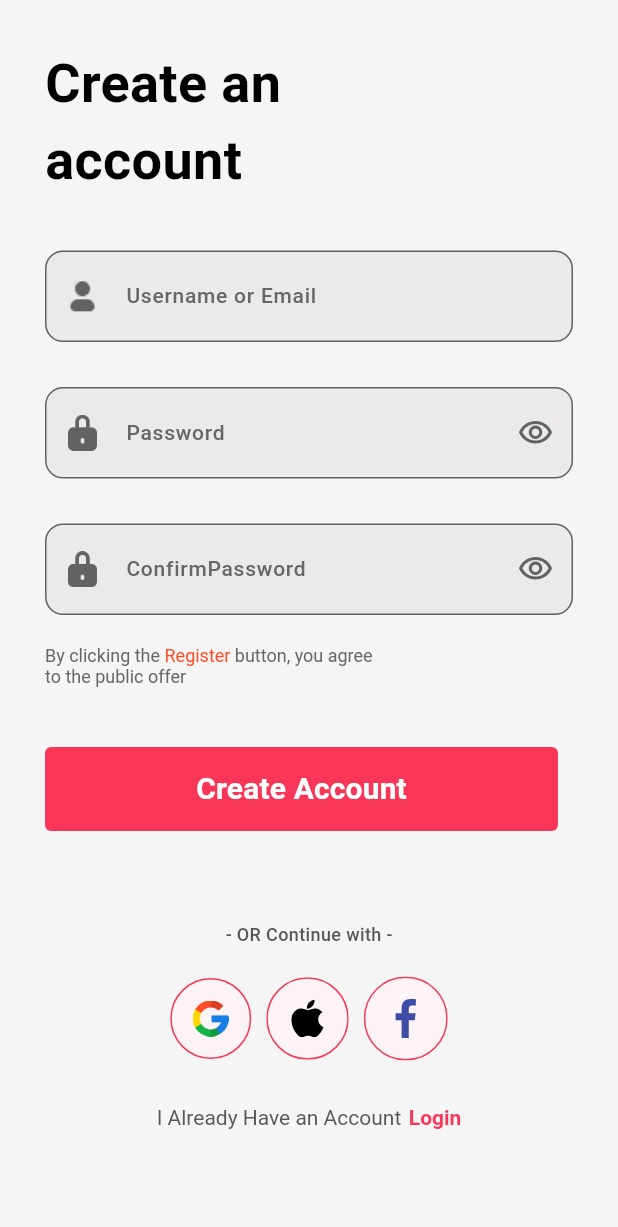
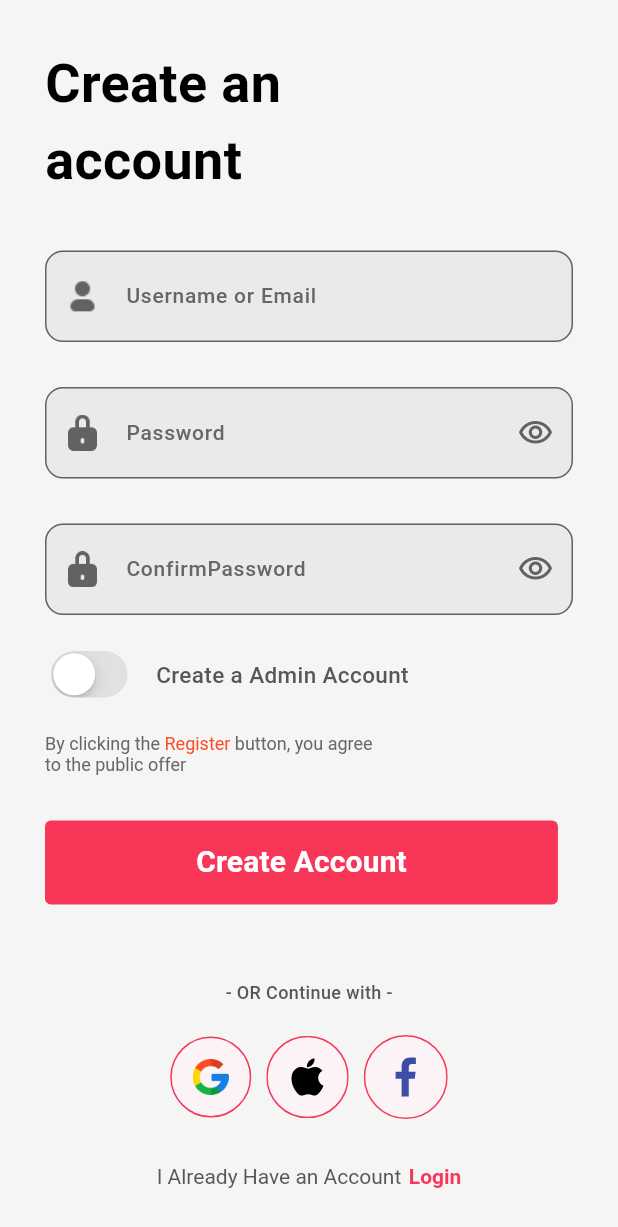
Before and after one commit to Khuza1ma/Glam-Cart, a Flutter app: the SignupScreen screen opened by its route, on a phone screen of 412 x 824 dp. Shown: the top 1227 px of the screen. Run offline on Flutter 3.47's test engine with Material 3 defaults, Android fonts, the light colour scheme and no system bars; drawn by our look-alikes of flutter_form_builder; our stand-ins replace cloud_firestore, firebase_auth, firebase_core, flutter_svg, get; accounts and stored records are empty; Roboto replaces fonts that are missing (Montserrat).

Commit message:
Added signIn for admin & user logic and stored data in firestore

```diff
--- a/lib/features/presentation/screens/signup/controllers/signup_controller.dart
+++ b/lib/features/presentation/screens/signup/controllers/signup_controller.dart
@@ -8,6 +8,7 @@ class SignupController extends GetxController {
   RxBool isLoading = false.obs;
   RxBool isPasswordVisible = true.obs;
   RxBool isConfirmPasswordVisible = true.obs;
+  RxBool isAdminAccount = false.obs;
   final GlobalKey<FormBuilderState> formKey = GlobalKey<FormBuilderState>();
   TextEditingController passwordController = TextEditingController();
   TextEditingController confirmPasswordController = TextEditingController();
@@ -25,6 +26,7 @@ class SignupController extends GetxController {
         await AuthRepository(firebaseAuth: _auth).signUp(
           email: email,
           password: password,
+          isAdmin: isAdminAccount.value,
         );
         isLoading.value = false;
       }
--- a/lib/features/presentation/screens/signup/views/signup_screen.dart
+++ b/lib/features/presentation/screens/signup/views/signup_screen.dart
@@ -1,3 +1,4 @@
+import 'package:flutter/cupertino.dart';
 import 'package:flutter/material.dart';
 import 'package:flutter_form_builder/flutter_form_builder.dart';
 import 'package:flutter_svg/flutter_svg.dart';
@@ -132,6 +133,29 @@ class SignupScreen extends GetView<SignupController> {
                       },
                     ),
                     20.verticalSpace,
+                    Row(
+                      children: [
+                        CupertinoSwitch(
+                          activeColor: AppColors.kF83758,
+                          value: controller.isAdminAccount(),
+                          onChanged: (value) {
+                            controller.isAdminAccount.value =
+                                !controller.isAdminAccount();
+                          },
+                        ),
+                        15.horizontalSpace,
+                        const Text(
+                          'Create a Admin Account',
+                          style: TextStyle(
+                            color: AppColors.k575757,
+                            fontSize: 15,
+                            fontFamily: 'Montserrat',
+                            fontWeight: FontWeight.w500,
+                          ),
+                        ),
+                      ],
+                    ),
+                    20.verticalSpace,
                     RichText(
                       text: const TextSpan(
                         text: 'By clicking the ',
@@ -163,7 +187,7 @@ class SignupScreen extends GetView<SignupController> {
                         ],
                       ),
                     ),
-                    40.verticalSpace,
+                    30.verticalSpace,
                     MainButton(
                       onPressed: () {
                         if (controller.formKey.currentState?.validate() ??
@@ -175,7 +199,7 @@ class SignupScreen extends GetView<SignupController> {
                       isLoading: controller.isLoading.value,
                       text: 'Create Account',
                     ),
-                    40.verticalSpace,
+                    30.verticalSpace,
                     const Center(
                       child: Text(
                         '- OR Continue with -',
```
Also changed, not shown: lib/features/data/models/user_model.dart (+72 -1 lines), lib/features/domain/repository/auth_repository.dart (+29 -8 lines).
